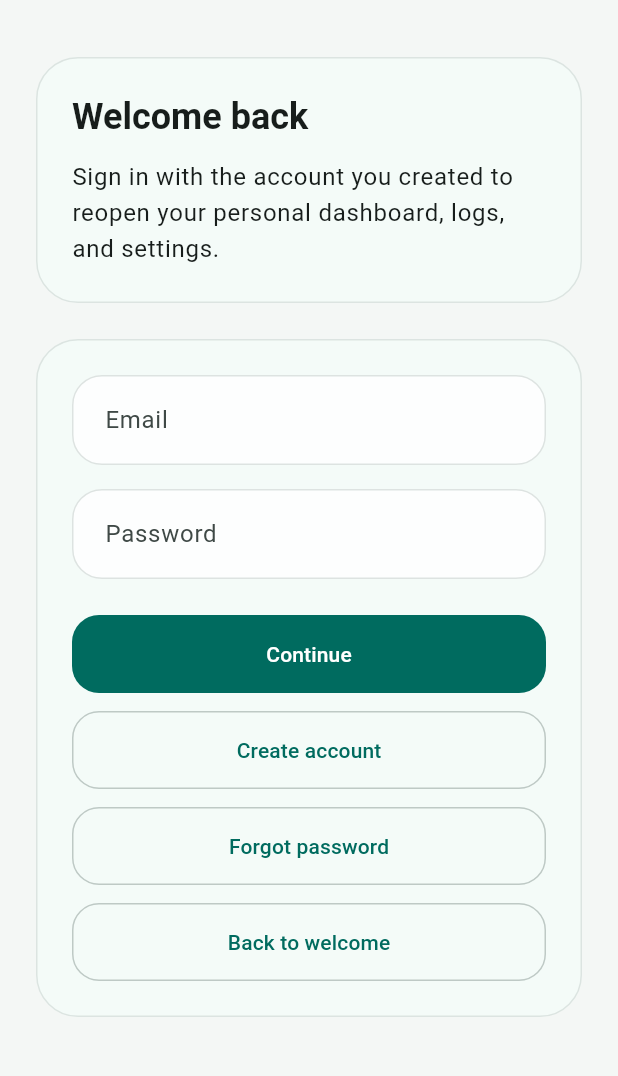
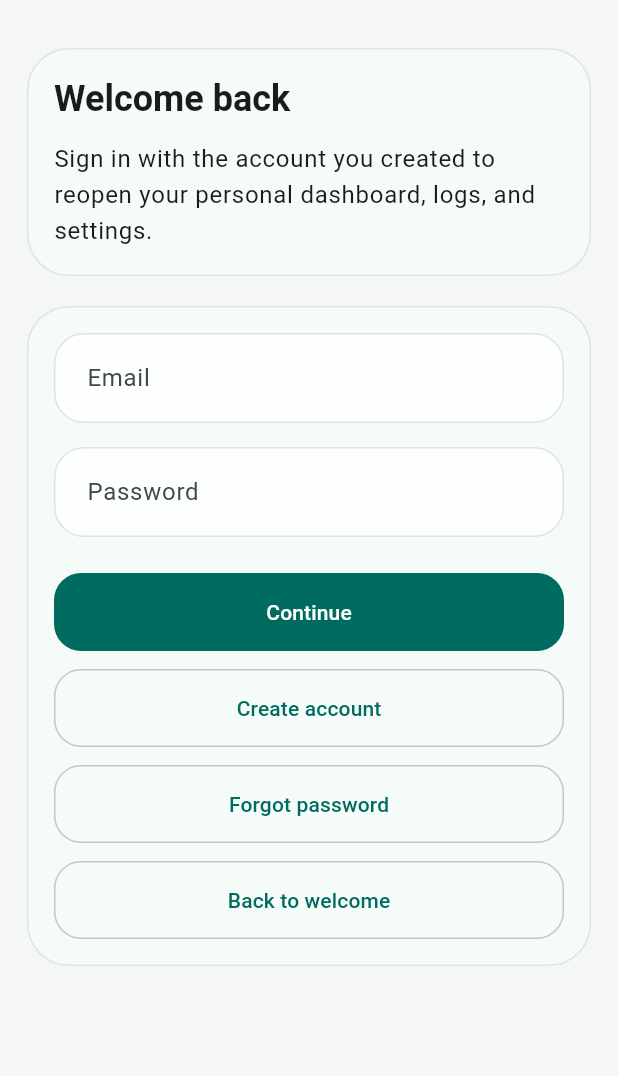
Before and after one commit to mailmen84/fitness-app, a Flutter app: the screen it shows after launch, after a tap on "Log in", on a phone screen of 412 x 824 dp, the part 63-1139 px from its top. Run offline on Flutter 3.47's test engine with Material 3 defaults, Android fonts, the phone set to English and light mode, and no system bars; our stand-ins replace flutter_riverpod, flutter_secure_storage, go_router; missing offline and left inert: dart:html.

Commit message:
Mobile-first readiness and Android packaging prep completed

```diff
--- a/apps/mobile_web_flutter/lib/core/presentation/widgets/app_scaffold.dart
+++ b/apps/mobile_web_flutter/lib/core/presentation/widgets/app_scaffold.dart
@@ -20,9 +20,19 @@ class AppScaffold extends StatelessWidget {
   final EdgeInsetsGeometry? padding;
   final Color? backgroundColor;
 
+  void _dismissKeyboard() {
+    final currentFocus = FocusManager.instance.primaryFocus;
+    if (currentFocus == null || !currentFocus.hasFocus) {
+      return;
+    }
+    currentFocus.unfocus();
+  }
+
   @override
   Widget build(BuildContext context) {
     final tokens = AppTheme.of(context);
+    final effectivePadding =
+        padding ?? EdgeInsets.all(AppTheme.adaptivePagePadding(context));
 
     return Scaffold(
       backgroundColor: backgroundColor,
@@ -31,13 +41,17 @@ class AppScaffold extends StatelessWidget {
       floatingActionButton: floatingActionButton,
       body: SafeArea(
         top: false,
+        child: GestureDetector(
+          behavior: HitTestBehavior.translucent,
+          onTap: _dismissKeyboard,
           child: Align(
             alignment: Alignment.topCenter,
             child: ConstrainedBox(
               constraints: BoxConstraints(maxWidth: tokens.contentMaxWidth),
               child: Padding(
-              padding: padding ?? EdgeInsets.all(tokens.pagePadding),
+                padding: effectivePadding,
                 child: body,
+              ),
             ),
           ),
         ),
--- a/apps/mobile_web_flutter/lib/core/presentation/widgets/app_standard_card.dart
+++ b/apps/mobile_web_flutter/lib/core/presentation/widgets/app_standard_card.dart
@@ -16,12 +16,11 @@ class AppStandardCard extends StatelessWidget {
 
   @override
   Widget build(BuildContext context) {
-    final tokens = AppTheme.of(context);
-
     return Card(
       color: color,
       child: Padding(
-        padding: padding ?? EdgeInsets.all(tokens.pagePadding),
+        padding:
+            padding ?? EdgeInsets.all(AppTheme.adaptivePagePadding(context)),
         child: child,
       ),
     );
--- a/apps/mobile_web_flutter/lib/core/presentation/widgets/app_top_app_bar.dart
+++ b/apps/mobile_web_flutter/lib/core/presentation/widgets/app_top_app_bar.dart
@@ -17,7 +17,11 @@ class AppTopAppBar extends StatelessWidget implements PreferredSizeWidget {
   @override
   Widget build(BuildContext context) {
     return AppBar(
-      title: Text(title),
+      title: Text(
+        title,
+        maxLines: 1,
+        overflow: TextOverflow.ellipsis,
+      ),
       actions: actions,
       leading: leading,
       automaticallyImplyLeading: automaticallyImplyLeading,
--- a/apps/mobile_web_flutter/lib/core/theme/app_theme.dart
+++ b/apps/mobile_web_flutter/lib/core/theme/app_theme.dart
@@ -19,22 +19,22 @@ class AppThemeTokens extends ThemeExtension<AppThemeTokens> {
   static const fallback = AppThemeTokens(
     contentMaxWidth: 960,
     cardRadius: 28,
-    pagePadding: 24,
-    sectionSpacing: 24,
+    pagePadding: 20,
+    sectionSpacing: 20,
   );
 
   static const light = AppThemeTokens(
     contentMaxWidth: 960,
     cardRadius: 28,
-    pagePadding: 24,
-    sectionSpacing: 24,
+    pagePadding: 20,
+    sectionSpacing: 20,
   );
 
   static const dark = AppThemeTokens(
     contentMaxWidth: 960,
     cardRadius: 28,
-    pagePadding: 24,
-    sectionSpacing: 24,
+    pagePadding: 20,
+    sectionSpacing: 20,
   );
 
   @override
@@ -75,6 +75,34 @@ class AppTheme {
         AppThemeTokens.fallback;
   }
 
+  static bool isCompactWidth(BuildContext context) {
+    return MediaQuery.sizeOf(context).width < 600;
+  }
+
+  static double adaptivePagePadding(BuildContext context) {
+    final width = MediaQuery.sizeOf(context).width;
+    final tokens = of(context);
+    if (width < 380) {
+      return 16;
+    }
+    if (width < 600) {
+      return 18;
+    }
+    return tokens.pagePadding;
+  }
+
+  static double adaptiveSectionSpacing(BuildContext context) {
+    final width = MediaQuery.sizeOf(context).width;
+    final tokens = of(context);
+    if (width < 380) {
+      return 16;
+    }
+    if (width < 600) {
+      return 18;
+    }
+    return tokens.sectionSpacing;
+  }
+
   static ThemeData light() => _buildTheme(Brightness.light);
 
   static ThemeData dark() => _buildTheme(Brightness.dark);
@@ -84,12 +112,13 @@ class AppTheme {
       seedColor: const Color(0xFF136F63),
       brightness: brightness,
     );
-    final tokens =
-        brightness == Brightness.light ? AppThemeTokens.light : AppThemeTokens.dark;
+    final tokens = brightness == Brightness.light
+        ? AppThemeTokens.light
+        : AppThemeTokens.dark;
     final inputBorder = OutlineInputBorder(
       borderRadius: BorderRadius.circular(20),
       borderSide: BorderSide(
-        color: colorScheme.outlineVariant.withOpacity(0.5),
+        color: colorScheme.outlineVariant.withValues(alpha: 0.5),
       ),
     );
 
@@ -115,15 +144,15 @@ class AppTheme {
         shape: RoundedRectangleBorder(
           borderRadius: BorderRadius.circular(tokens.cardRadius),
           side: BorderSide(
-            color: colorScheme.outlineVariant.withOpacity(0.45),
+            color: colorScheme.outlineVariant.withValues(alpha: 0.45),
           ),
         ),
       ),
       inputDecorationTheme: InputDecorationTheme(
         filled: true,
         fillColor: brightness == Brightness.light
-            ? Colors.white.withOpacity(0.82)
-            : colorScheme.surface.withOpacity(0.6),
+            ? Colors.white.withValues(alpha: 0.82)
+            : colorScheme.surface.withValues(alpha: 0.6),
         border: inputBorder,
         enabledBorder: inputBorder,
         focusedBorder: inputBorder.copyWith(
@@ -149,7 +178,7 @@ class AppTheme {
       navigationBarTheme: NavigationBarThemeData(
         backgroundColor: colorScheme.surface,
         indicatorColor: colorScheme.secondaryContainer,
-        labelTextStyle: MaterialStatePropertyAll(
+        labelTextStyle: WidgetStatePropertyAll(
           TextStyle(
             color: colorScheme.onSurface,
             fontWeight: FontWeight.w600,
--- a/apps/mobile_web_flutter/lib/features/auth/infrastructure/auth_session_storage_io.dart
+++ b/apps/mobile_web_flutter/lib/features/auth/infrastructure/auth_session_storage_io.dart
@@ -1,7 +1,35 @@
 import 'dart:convert';
 import 'dart:io';
 
+import 'package:flutter_secure_storage/flutter_secure_storage.dart';
+
 import 'auth_session_storage_base.dart';
+
+class _SecureAuthSessionStorage implements AuthSessionStorage {
+  static const _accessTokenKey = 'fitness_app_auth_access_token';
+  static final FlutterSecureStorage _storage = FlutterSecureStorage(
+    aOptions: const AndroidOptions(encryptedSharedPreferences: true),
+    iOptions: const IOSOptions(
+      accessibility: KeychainAccessibility.first_unlock_this_device,
+    ),
+  );
+
+  @override
+  Future<String?> readAccessToken() async {
+    final accessToken = await _storage.read(key: _accessTokenKey);
+    return accessToken?.trim().isEmpty ?? true ? null : accessToken;
+  }
+
+  @override
+  Future<void> writeAccessToken(String accessToken) {
+    return _storage.write(key: _accessTokenKey, value: accessToken);
+  }
+
+  @override
+  Future<void> clear() {
+    return _storage.delete(key: _accessTokenKey);
+  }
+}
 
 class _FileAuthSessionStorage implements AuthSessionStorage {
   static const _fileName = 'auth_session.json';
@@ -65,5 +93,8 @@ class _FileAuthSessionStorage implements AuthSessionStorage {
 }
 
 AuthSessionStorage createPlatformAuthSessionStorage() {
+  if (Platform.isAndroid || Platform.isIOS) {
+    return _SecureAuthSessionStorage();
+  }
   return _FileAuthSessionStorage();
 }
--- a/apps/mobile_web_flutter/lib/features/more/presentation/support_placeholder_screen.dart
+++ b/apps/mobile_web_flutter/lib/features/more/presentation/support_placeholder_screen.dart
@@ -71,7 +71,7 @@ class SupportPlaceholderScreen extends StatelessWidget {
                 SelectableText(Environment.defaultApiBaseUrl),
                 const SizedBox(height: 16),
                 Text(
-                  'The current focus is a simple AWS staging deployment plan for the authenticated MVP.',
+                  'The current focus is mobile-native readiness and packaging for the authenticated MVP.',
                   style: theme.textTheme.bodyMedium,
                 ),
               ],
--- a/apps/mobile_web_flutter/pubspec.yaml
+++ b/apps/mobile_web_flutter/pubspec.yaml
@@ -1,5 +1,5 @@
 name: mobile_web_flutter
-description: Cross-platform Flutter client for the fitness-app monorepo.
+description: Mobile-first Flutter client for the fitness-app monorepo.
 publish_to: "none"
 version: 0.1.0+1
 
@@ -11,6 +11,7 @@ dependencies:
     sdk: flutter
   cupertino_icons: ^1.0.8
   flutter_riverpod: ^2.6.1
+  flutter_secure_storage: ^9.2.2
   go_router: ^14.8.1
   http: ^1.3.0
 
```
Also changed, not shown: apps/mobile_web_flutter/lib/features/app_shell/presentation/app_shell_page.dart (+9 -1 lines), apps/mobile_web_flutter/pubspec.lock, 12 other files. Lines whose indentation alone changed are shown as unchanged.
